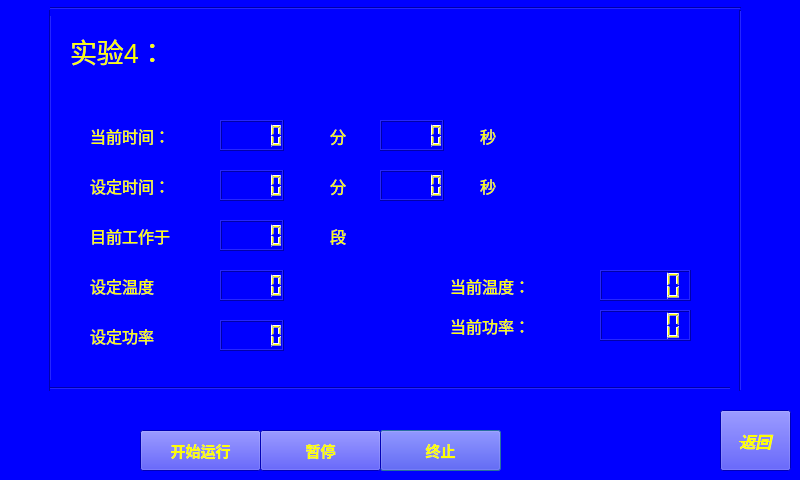
First picture: the form in running_4.ui, repository wanghao-xznu/untitled2, before the edit.
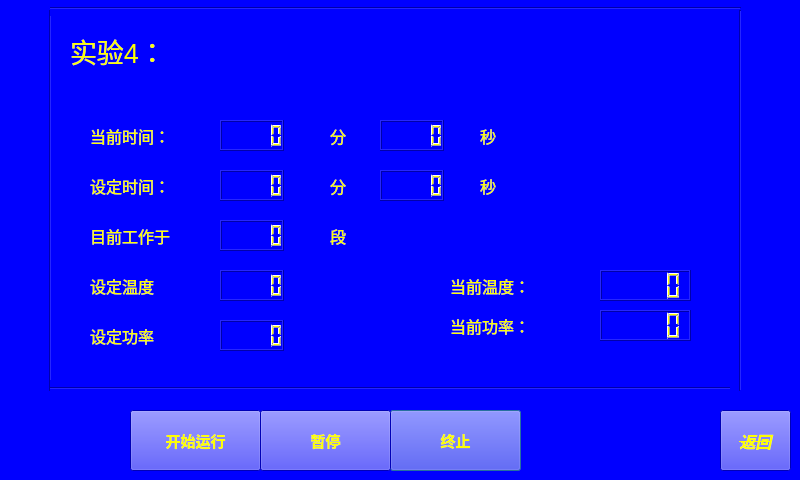
Second picture: the form after the edit.

Commit message: in running_page make  start stop pause big than before

The edit to the form file:
```diff
--- a/running_4.ui
+++ b/running_4.ui
@@ -53,10 +53,10 @@
   <widget class="QPushButton" name="pushButton_3">
    <property name="geometry">
     <rect>
-     <x>380</x>
-     <y>430</y>
-     <width>121</width>
-     <height>41</height>
+     <x>390</x>
+     <y>410</y>
+     <width>131</width>
+     <height>61</height>
     </rect>
    </property>
    <property name="font">
@@ -214,10 +214,10 @@
   <widget class="QPushButton" name="pushButton">
    <property name="geometry">
     <rect>
-     <x>140</x>
-     <y>430</y>
-     <width>121</width>
-     <height>41</height>
+     <x>130</x>
+     <y>410</y>
+     <width>131</width>
+     <height>61</height>
     </rect>
    </property>
    <property name="font">
@@ -408,9 +408,9 @@
    <property name="geometry">
     <rect>
      <x>260</x>
-     <y>430</y>
-     <width>121</width>
-     <height>41</height>
+     <y>410</y>
+     <width>131</width>
+     <height>61</height>
     </rect>
    </property>
    <property name="font">
```
The commit also changes 4 other files.
